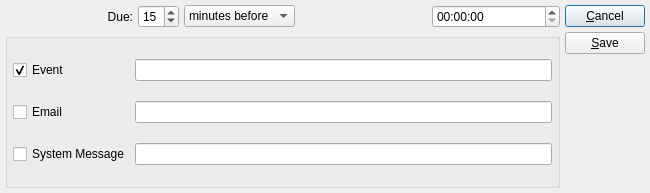
Above: xtuple/trunk/widgets/alarmMaint.ui from WooodHead/xtuple before the change. Below: the same form after it.
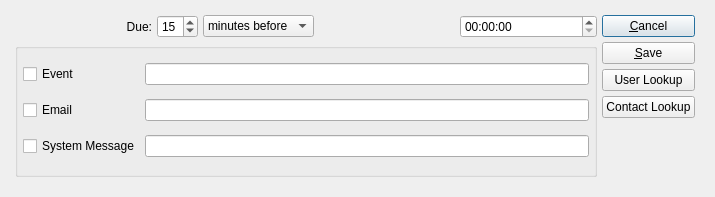
That is the form after the change. Custom widgets are drawn as their Qt base class.

Commit message: Issue #7252:changes for alarms

```diff
--- a/xtuple/trunk/widgets/alarmMaint.ui
+++ b/xtuple/trunk/widgets/alarmMaint.ui
@@ -5,13 +5,32 @@
    <rect>
     <x>0</x>
     <y>0</y>
-    <width>650</width>
-    <height>193</height>
+    <width>715</width>
+    <height>197</height>
    </rect>
   </property>
   <property name="windowTitle" >
    <string>Alarm</string>
   </property>
+  <widget class="ContactCluster" name="_contactCluster" >
+   <property name="geometry" >
+    <rect>
+     <x>30</x>
+     <y>200</y>
+     <width>748</width>
+     <height>297</height>
+    </rect>
+   </property>
+  </widget>
+  <widget class="QWidget" name="layoutWidget" >
+   <property name="geometry" >
+    <rect>
+     <x>10</x>
+     <y>10</y>
+     <width>690</width>
+     <height>172</height>
+    </rect>
+   </property>
   <layout class="QHBoxLayout" >
    <item>
     <layout class="QVBoxLayout" >
@@ -79,7 +98,11 @@
         </layout>
        </item>
        <item>
-        <widget class="DLineEdit" name="_alarmDate" />
+         <widget class="DLineEdit" name="_alarmDate" >
+          <property name="enabled" >
+           <bool>false</bool>
+          </property>
+         </widget>
        </item>
        <item>
         <widget class="QTimeEdit" name="_alarmTime" />
@@ -98,6 +121,9 @@
            <string>Event</string>
           </property>
           <property name="checked" >
+            <bool>false</bool>
+           </property>
+           <property name="forgetful" >
            <bool>true</bool>
           </property>
          </widget>
@@ -110,6 +136,9 @@
           <property name="text" >
            <string>Email</string>
           </property>
+           <property name="forgetful" >
+            <bool>true</bool>
+           </property>
          </widget>
         </item>
         <item row="1" column="1" >
@@ -120,6 +149,9 @@
           <property name="text" >
            <string>System Message</string>
           </property>
+           <property name="forgetful" >
+            <bool>true</bool>
+           </property>
          </widget>
         </item>
         <item row="2" column="1" >
@@ -133,6 +165,8 @@
    <item>
     <layout class="QVBoxLayout" >
      <item>
+       <layout class="QVBoxLayout" >
+        <item>
       <widget class="QPushButton" name="_cancel" >
        <property name="text" >
         <string>&amp;Cancel</string>
@@ -152,6 +186,32 @@
        </property>
       </widget>
      </item>
+       </layout>
+      </item>
+      <item>
+       <layout class="QVBoxLayout" >
+        <item>
+         <widget class="QPushButton" name="_userLookup" >
+          <property name="text" >
+           <string>User Lookup</string>
+          </property>
+          <property name="shortcut" >
+           <string>Alt+S</string>
+          </property>
+         </widget>
+        </item>
+        <item>
+         <widget class="QPushButton" name="_contactLookup" >
+          <property name="text" >
+           <string>Contact Lookup</string>
+          </property>
+          <property name="shortcut" >
+           <string>Alt+S</string>
+          </property>
+         </widget>
+        </item>
+       </layout>
+      </item>
      <item>
       <spacer>
        <property name="orientation" >
@@ -162,8 +222,8 @@
        </property>
        <property name="sizeHint" >
         <size>
-         <width>20</width>
-         <height>0</height>
+          <width>69</width>
+          <height>20</height>
         </size>
        </property>
       </spacer>
@@ -172,15 +232,36 @@
    </item>
   </layout>
  </widget>
+  <widget class="UsernameCluster" name="_usernameCluster" >
+   <property name="geometry" >
+    <rect>
+     <x>100</x>
+     <y>520</y>
+     <width>226</width>
+     <height>34</height>
+    </rect>
+   </property>
+  </widget>
+ </widget>
  <layoutdefault spacing="5" margin="5" />
  <pixmapfunction>qPixmapFromMimeSource</pixmapfunction>
  <customwidgets>
+  <customwidget>
+   <class>ContactCluster</class>
+   <extends>QWidget</extends>
+   <header>contactcluster.h</header>
+  </customwidget>
   <customwidget>
    <class>DLineEdit</class>
    <extends>QWidget</extends>
    <header>datecluster.h</header>
    <container>1</container>
   </customwidget>
+  <customwidget>
+   <class>UsernameCluster</class>
+   <extends>QWidget</extends>
+   <header>usernamecluster.h</header>
+  </customwidget>
   <customwidget>
    <class>XCheckBox</class>
    <extends>QCheckBox</extends>
```
Left out of the diff: 44 changed lines with no effect on the pictures. Lines whose indentation alone changed are shown as unchanged. The commit also changes 4 other files.
